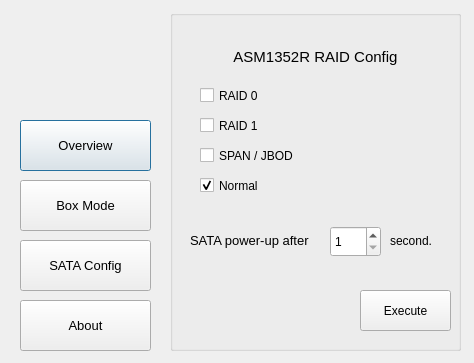
First picture: the form in ultra_ssdbox_manager.ui, repository barryblueice/R-SODIUM-Ultra-Enclosure-Manager, before the edit.
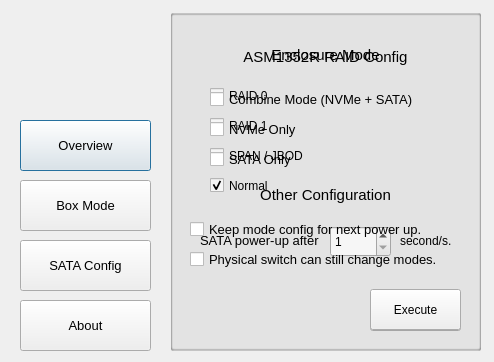
Second picture: the form after the edit. Icons and pictures are not drawn.

```diff
--- a/ultra_ssdbox_manager.ui
+++ b/ultra_ssdbox_manager.ui
@@ -1,17 +1,21 @@
 <?xml version="1.0" encoding="UTF-8"?>
 <ui version="4.0">
- <class>Dialog</class>
- <widget class="QDialog" name="Dialog">
+ <class>main_interface</class>
+ <widget class="QDialog" name="main_interface">
   <property name="geometry">
    <rect>
     <x>0</x>
     <y>0</y>
-    <width>474</width>
-    <height>363</height>
+    <width>494</width>
+    <height>362</height>
    </rect>
   </property>
   <property name="windowTitle">
-   <string>Dialog</string>
+   <string>R-SODIUM Ultra SSD Enclosure Manager</string>
+  </property>
+  <property name="windowIcon">
+   <iconset resource="usm.qrc">
+    <normaloff>:/img/icon.ico</normaloff>:/img/icon.ico</iconset>
   </property>
   <widget class="QLabel" name="label_2">
    <property name="geometry">
@@ -46,13 +50,13 @@
     <string/>
    </property>
    <property name="pixmap">
-    <pixmap resource="usm.qrc">:/logo/logo.svg</pixmap>
+    <pixmap resource="usm.qrc">:/img/logo.svg</pixmap>
    </property>
    <property name="scaledContents">
     <bool>true</bool>
    </property>
    <property name="alignment">
-    <set>Qt::AlignCenter</set>
+    <set>Qt::AlignmentFlag::AlignCenter</set>
    </property>
   </widget>
   <widget class="QPushButton" name="overview_button">
@@ -106,7 +110,7 @@
     </font>
    </property>
    <property name="autoFillBackground">
-    <bool>true</bool>
+    <bool>false</bool>
    </property>
    <property name="text">
     <string>Box Mode</string>
@@ -130,7 +134,7 @@
     <string>About</string>
    </property>
   </widget>
-  <widget class="QGroupBox" name="raidconfig">
+  <widget class="QGroupBox" name="sataconfig">
    <property name="enabled">
     <bool>true</bool>
    </property>
@@ -138,7 +142,7 @@
     <rect>
      <x>170</x>
      <y>10</y>
-     <width>291</width>
+     <width>311</width>
      <height>341</height>
     </rect>
    </property>
@@ -159,7 +163,7 @@
    <widget class="QCheckBox" name="JBOD">
     <property name="geometry">
      <rect>
-      <x>30</x>
+      <x>40</x>
       <y>136</y>
       <width>111</width>
       <height>19</height>
@@ -172,7 +176,7 @@
    <widget class="QCheckBox" name="R1">
     <property name="geometry">
      <rect>
-      <x>30</x>
+      <x>40</x>
       <y>106</y>
       <width>80</width>
       <height>19</height>
@@ -185,7 +189,7 @@
    <widget class="QCheckBox" name="R0">
     <property name="geometry">
      <rect>
-      <x>30</x>
+      <x>40</x>
       <y>76</y>
       <width>80</width>
       <height>19</height>
@@ -198,7 +202,7 @@
    <widget class="QLabel" name="label">
     <property name="geometry">
      <rect>
-      <x>50</x>
+      <x>60</x>
       <y>26</y>
       <width>191</width>
       <height>41</height>
@@ -214,13 +218,13 @@
      <string>ASM1352R RAID Config</string>
     </property>
     <property name="alignment">
-     <set>Qt::AlignCenter</set>
+     <set>Qt::AlignmentFlag::AlignCenter</set>
     </property>
    </widget>
    <widget class="QCheckBox" name="PM">
     <property name="geometry">
      <rect>
-      <x>30</x>
+      <x>40</x>
       <y>166</y>
       <width>111</width>
       <height>19</height>
@@ -236,10 +240,10 @@
      <bool>true</bool>
     </property>
    </widget>
-   <widget class="QPushButton" name="raid_execute">
+   <widget class="QPushButton" name="sata_execute">
     <property name="geometry">
      <rect>
-      <x>190</x>
+      <x>200</x>
       <y>280</y>
       <width>91</width>
       <height>41</height>
@@ -254,7 +258,7 @@
      <rect>
       <x>160</x>
       <y>216</y>
-      <width>51</width>
+      <width>61</width>
       <height>31</height>
      </rect>
     </property>
@@ -268,7 +272,7 @@
    <widget class="QLabel" name="label_3">
     <property name="geometry">
      <rect>
-      <x>20</x>
+      <x>30</x>
       <y>215</y>
       <width>141</width>
       <height>31</height>
@@ -287,23 +291,210 @@
    <widget class="QLabel" name="label_4">
     <property name="geometry">
      <rect>
-      <x>220</x>
+      <x>230</x>
       <y>220</y>
       <width>53</width>
       <height>21</height>
      </rect>
     </property>
     <property name="text">
-     <string>second.</string>
+     <string>second/s.</string>
     </property>
    </widget>
   </widget>
+  <widget class="QGroupBox" name="boxmode">
+   <property name="geometry">
+    <rect>
+     <x>170</x>
+     <y>9</y>
+     <width>311</width>
+     <height>341</height>
+    </rect>
+   </property>
+   <property name="title">
+    <string/>
+   </property>
+   <widget class="QLabel" name="label_5">
+    <property name="geometry">
+     <rect>
+      <x>70</x>
+      <y>30</y>
+      <width>171</width>
+      <height>31</height>
+     </rect>
+    </property>
+    <property name="font">
+     <font>
+      <pointsize>11</pointsize>
+     </font>
+    </property>
+    <property name="text">
+     <string>Enclosure Mode</string>
+    </property>
+    <property name="alignment">
+     <set>Qt::AlignmentFlag::AlignCenter</set>
+    </property>
+   </widget>
+   <widget class="QCheckBox" name="combinemode">
+    <property name="geometry">
+     <rect>
+      <x>40</x>
+      <y>80</y>
+      <width>231</width>
+      <height>21</height>
+     </rect>
+    </property>
+    <property name="font">
+     <font>
+      <pointsize>10</pointsize>
+     </font>
+    </property>
+    <property name="text">
+     <string>Combine Mode (NVMe + SATA)</string>
+    </property>
+   </widget>
+   <widget class="QCheckBox" name="nvmeonly">
+    <property name="geometry">
+     <rect>
+      <x>40</x>
+      <y>110</y>
+      <width>231</width>
+      <height>21</height>
+     </rect>
+    </property>
+    <property name="font">
+     <font>
+      <pointsize>10</pointsize>
+     </font>
+    </property>
+    <property name="text">
+     <string>NVMe Only</string>
+    </property>
+   </widget>
+   <widget class="QCheckBox" name="sataonly">
+    <property name="geometry">
+     <rect>
+      <x>40</x>
+      <y>140</y>
+      <width>231</width>
+      <height>21</height>
+     </rect>
+    </property>
+    <property name="font">
+     <font>
+      <pointsize>10</pointsize>
+     </font>
+    </property>
+    <property name="text">
+     <string>SATA Only</string>
+    </property>
+   </widget>
+   <widget class="QLabel" name="label_6">
+    <property name="geometry">
+     <rect>
+      <x>70</x>
+      <y>170</y>
+      <width>171</width>
+      <height>31</height>
+     </rect>
+    </property>
+    <property name="font">
+     <font>
+      <pointsize>11</pointsize>
+     </font>
+    </property>
+    <property name="text">
+     <string>Other Configuration</string>
+    </property>
+    <property name="alignment">
+     <set>Qt::AlignmentFlag::AlignCenter</set>
+    </property>
+   </widget>
+   <widget class="QCheckBox" name="physicalenable">
+    <property name="geometry">
+     <rect>
+      <x>20</x>
+      <y>240</y>
+      <width>271</width>
+      <height>21</height>
+     </rect>
+    </property>
+    <property name="font">
+     <font>
+      <pointsize>10</pointsize>
+     </font>
+    </property>
+    <property name="text">
+     <string>Physical switch can still change modes.</string>
+    </property>
+   </widget>
+   <widget class="QCheckBox" name="storageconfig">
+    <property name="geometry">
+     <rect>
+      <x>20</x>
+      <y>210</y>
+      <width>261</width>
+      <height>21</height>
+     </rect>
+    </property>
+    <property name="font">
+     <font>
+      <pointsize>10</pointsize>
+     </font>
+    </property>
+    <property name="text">
+     <string>Keep mode config for next power up.</string>
+    </property>
+   </widget>
+   <widget class="QPushButton" name="boxmode_execute">
+    <property name="geometry">
+     <rect>
+      <x>200</x>
+      <y>280</y>
+      <width>91</width>
+      <height>41</height>
+     </rect>
+    </property>
+    <property name="text">
+     <string>Execute</string>
+    </property>
+   </widget>
+  </widget>
+  <widget class="QGroupBox" name="overview">
+   <property name="geometry">
+    <rect>
+     <x>170</x>
+     <y>9</y>
+     <width>311</width>
+     <height>341</height>
+    </rect>
+   </property>
+   <property name="title">
+    <string/>
+   </property>
+  </widget>
+  <widget class="QGroupBox" name="about">
+   <property name="geometry">
+    <rect>
+     <x>170</x>
+     <y>10</y>
+     <width>311</width>
+     <height>341</height>
+    </rect>
+   </property>
+   <property name="title">
+    <string/>
+   </property>
+  </widget>
+  <zorder>sataconfig</zorder>
+  <zorder>overview</zorder>
+  <zorder>about</zorder>
   <zorder>overview_button</zorder>
   <zorder>label_2</zorder>
   <zorder>SATA_Interface_button</zorder>
   <zorder>boxmode_button</zorder>
   <zorder>about_button</zorder>
-  <zorder>raidconfig</zorder>
+  <zorder>boxmode</zorder>
  </widget>
  <resources>
   <include location="usm.qrc"/>
```
